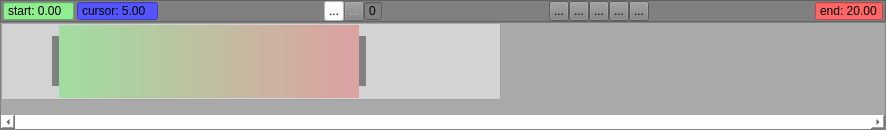
Above: animtimeline.ui from hiergaut/AnimTimeline before the change. Below: the same form after it.
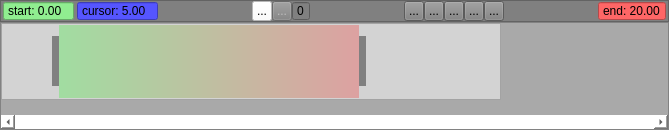
That is the form after the change. Icons and pictures are not drawn. Custom widgets are drawn as their Qt base class.

What changed in the file:
```diff
--- a/animtimeline.ui
+++ b/animtimeline.ui
@@ -6,7 +6,7 @@
    <rect>
     <x>0</x>
     <y>0</y>
-    <width>886</width>
+    <width>669</width>
     <height>130</height>
    </rect>
   </property>
```
Left out of the diff: 55 changed lines with no effect on the pictures.
